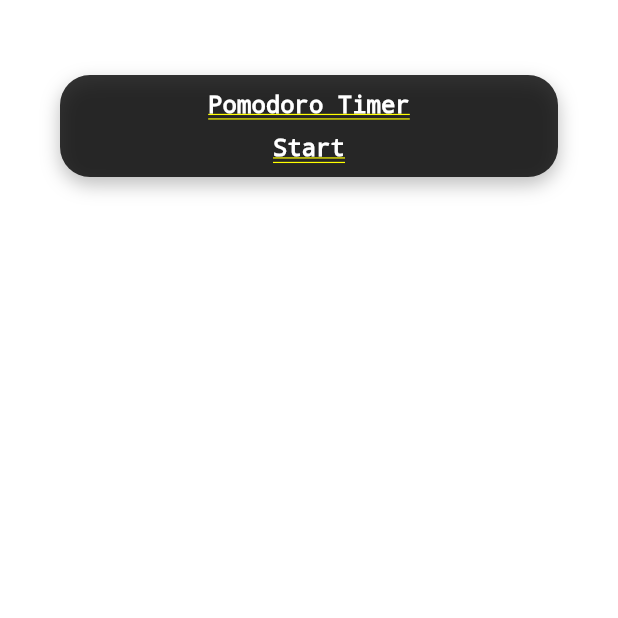
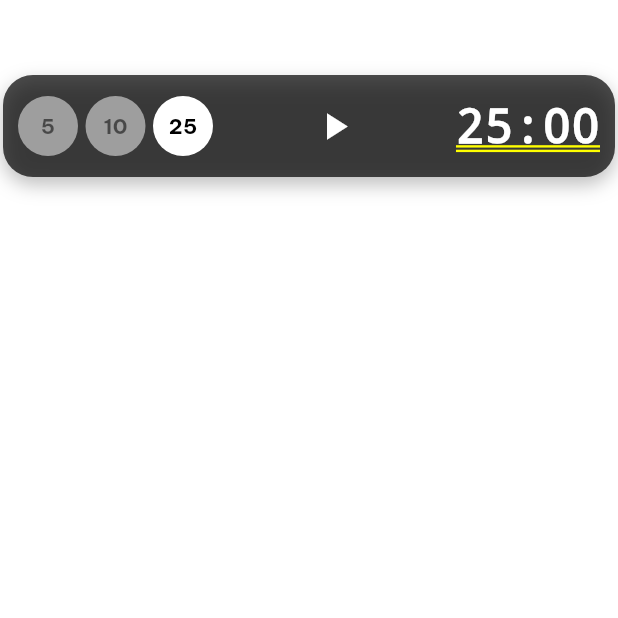
Before and after one commit to connorstake/louderspacemobile, a Flutter app: the PomodoroTimerWidget screen opened directly, on a phone screen of 412 x 824 dp, the top half of it. Run offline on Flutter 3.47's test engine with Material 3 defaults, Android fonts, the phone set to English and light mode, and no system bars; our stand-ins replace audioplayers, dio, logger, rive, shared_preferences; accounts and stored records are empty; network calls fail.

Commit message:
update pomodoro style

```diff
--- a/lib/providers/pomodoro_provider.dart
+++ b/lib/providers/pomodoro_provider.dart
@@ -5,17 +5,19 @@ import 'media_player_provider.dart';
 
 class PomodoroProvider with ChangeNotifier {
   Timer? _timer;
-  Duration _remainingTime = Duration(minutes: 0); // Default Pomodoro duration
+  Duration _duration = Duration(minutes: 25); // Default Pomodoro duration
+  Duration _remainingTime = Duration(minutes: 25);
   bool _isRunning = false;
-  bool _isPaused = false; // Track if the timer is paused
+  bool _isPaused = false;
   final MediaPlayerProvider mediaPlayerProvider;
   final AudioPlayer _alarmPlayer = AudioPlayer();
 
   PomodoroProvider(this.mediaPlayerProvider);
 
+  Duration get duration => _duration;
   Duration get remainingTime => _remainingTime;
   bool get isRunning => _isRunning;
-  bool get isPaused => _isPaused; // Expose paused state
+  bool get isPaused => _isPaused;
 
   String get remainingTimeString {
     String twoDigits(int n) => n.toString().padLeft(2, '0');
@@ -24,15 +26,17 @@ class PomodoroProvider with ChangeNotifier {
     return '$minutes:$seconds';
   }
 
-  void startTimerWithDuration(int minutes) {
-    _remainingTime = Duration(minutes: minutes);
-    startTimer();
+  void setDuration(Duration duration) {
+    pauseTimer();
+    _duration = duration;
+    _remainingTime = duration;
+    notifyListeners();
   }
 
   void startTimer() {
     if (_isRunning) return;
     _isRunning = true;
-    _isPaused = false; // Reset paused state when starting a new timer
+    _isPaused = false;
     _timer = Timer.periodic(Duration(seconds: 1), (timer) {
       if (_remainingTime.inSeconds > 0) {
         _remainingTime -= Duration(seconds: 1);
@@ -40,6 +44,7 @@ class PomodoroProvider with ChangeNotifier {
       } else {
         _timer?.cancel();
         _isRunning = false;
+        _isPaused = false;
         notifyListeners();
         _playAlarm();
       }
@@ -49,7 +54,15 @@ class PomodoroProvider with ChangeNotifier {
   void pauseTimer() {
     _timer?.cancel();
     _isRunning = false;
-    _isPaused = true; // Set paused state when pausing the timer
+    _isPaused = true;
+    notifyListeners();
+  }
+
+  void resetTimer() {
+    _timer?.cancel();
+    _remainingTime = _duration; // Reset to default duration
+    _isRunning = false;
+    _isPaused = false;
     notifyListeners();
   }
 
@@ -57,14 +70,6 @@ class PomodoroProvider with ChangeNotifier {
     if (_isPaused) {
       startTimer();
     }
-  }
-
-  void resetTimer() {
-    _timer?.cancel();
-    _remainingTime = Duration(minutes: 25); // Reset to default duration
-    _isRunning = false;
-    _isPaused = false; // Reset paused state
-    notifyListeners();
   }
 
   Future<void> _playAlarm() async {
--- a/lib/widgets/persistant_controls.dart
+++ b/lib/widgets/persistant_controls.dart
@@ -30,7 +30,7 @@ class PersistentControls extends StatelessWidget {
               if (currentSongUrl != null)
                 Container(
                   decoration: BoxDecoration(
-                    color: Colors.black87,
+                    color: Colors.black87.withOpacity(0.5),
                     borderRadius: BorderRadius.circular(20.0),
                     boxShadow: [
                       BoxShadow(
--- a/lib/widgets/pomodoro_widget.dart
+++ b/lib/widgets/pomodoro_widget.dart
@@ -20,23 +20,13 @@ class PomodoroTimerWidget extends StatelessWidget {
             // Floating Pomodoro control
             Positioned(
               top: 50, // Adjust the position as needed
-              left: 40,
-              right: 40,
-              child: GestureDetector(
-                onTap: () {
-                  if (pomodoroProvider.isRunning) {
-                    _showPauseDialog(context, pomodoroProvider);
-                  } else if (pomodoroProvider.isPaused) {
-                    _showResumeDialog(context, pomodoroProvider); // Show resume dialog if paused
-                  } else {
-                    _showDurationPicker(context, pomodoroProvider);
-                  }
-                },
+              left: 2,
+              right: 2,
               child: Container(
                 padding: EdgeInsets.symmetric(horizontal: 10, vertical: 10),
                 decoration: BoxDecoration(
                   borderRadius: BorderRadius.circular(20),
-                    color: Colors.black.withOpacity(0.8),
+                  color: Colors.black.withOpacity(0.7),
                   boxShadow: [
                     BoxShadow(
                       color: Colors.black26,
@@ -45,20 +35,41 @@ class PomodoroTimerWidget extends StatelessWidget {
                     ),
                   ],
                 ),
-                  child: Column(
-                    mainAxisSize: MainAxisSize.min,
+                child: Row(
                   children: [
-                      Text(
-                        'Pomodoro Timer',
-                        style: TextStyle(color: Colors.white, fontSize: 16, fontWeight: FontWeight.bold),
+                    Row(
+                      children: [
+                        _durationButton(context, pomodoroProvider, 5),
+                        SizedBox(width: 5),
+                        _durationButton(context, pomodoroProvider, 10),
+                        SizedBox(width: 5),
+                        _durationButton(context, pomodoroProvider, 25),
+                      ],
                     ),
-                      SizedBox(height: 10),
-                      Text(
-                        pomodoroProvider.remainingTimeString == '00:00' ? 'Start' : pomodoroProvider.remainingTimeString,
-                        style: TextStyle(color: Colors.white, fontSize: 16),
+                    Spacer(),
+                    IconButton(
+                      icon: Icon(
+                        pomodoroProvider.isRunning ? Icons.pause : Icons.play_arrow,
+                        color: Colors.white,
+                        size: 30,
+                      ),
+                      onPressed: () {
+                        if (pomodoroProvider.isRunning) {
+                          pomodoroProvider.pauseTimer();
+                        } else {
+                          pomodoroProvider.startTimer();
+                        }
+                      },
+                    ),
+                    Spacer(),
+                    Container(
+                      alignment: Alignment.center,
+                      child: Text(
+                        pomodoroProvider.remainingTimeString,
+                        style: TextStyle(color: Colors.white, fontSize: 32, fontWeight: FontWeight.bold),
+                      ),
                     ),
                   ],
-                  ),
                 ),
               ),
             ),
@@ -68,79 +79,51 @@ class PomodoroTimerWidget extends StatelessWidget {
     );
   }
 
-  void _showDurationPicker(BuildContext context, PomodoroProvider pomodoroProvider) {
-    showDialog(
-      context: context,
-      builder: (context) => AlertDialog(
-        title: Text('Select Pomodoro Duration'),
-        content: Row(
-          mainAxisAlignment: MainAxisAlignment.spaceAround,
-          children: [
-            _durationButton(context, pomodoroProvider, 5),
-            _durationButton(context, pomodoroProvider, 10),
-            _durationButton(context, pomodoroProvider, 25),
-          ],
+  Widget _durationButton(BuildContext context, PomodoroProvider pomodoroProvider, int minutes) {
+    final bool isSelected = pomodoroProvider.duration.inMinutes == minutes;
+
+    return GestureDetector(
+      onTap: () {
+        if (pomodoroProvider.isRunning) {
+          _showResetDialog(context, pomodoroProvider, minutes);
+        } else {
+          pomodoroProvider.setDuration(Duration(minutes: minutes));
+        }
+      },
+      child: CircleAvatar(
+        radius: 20,
+        backgroundColor: isSelected ? Colors.white : Colors.grey,
+        child: Text(
+          '$minutes',
+          style: TextStyle(
+            color: isSelected ? Colors.black : Colors.black54,
+            fontSize: 14,
+            fontWeight: FontWeight.bold,
+          ),
         ),
       ),
     );
   }
 
-  Widget _durationButton(BuildContext context, PomodoroProvider pomodoroProvider, int minutes) {
-    return ElevatedButton(
-      onPressed: () {
-        Navigator.of(context).pop();
-        pomodoroProvider.startTimerWithDuration(minutes);
-      },
-      child: Text('$minutes min'),
-    );
-  }
-
-  void _showPauseDialog(BuildContext context, PomodoroProvider pomodoroProvider) {
+  void _showResetDialog(BuildContext context, PomodoroProvider pomodoroProvider, int minutes) {
     showDialog(
       context: context,
       builder: (context) => AlertDialog(
         title: Text('Pomodoro Timer'),
-        content: Text('Timer is running. Would you like to pause or reset the timer?'),
+        content: Text('Timer is running. Would you like to reset the timer to $minutes minutes?'),
         actions: [
           TextButton(
             onPressed: () {
-              pomodoroProvider.pauseTimer();
+              pomodoroProvider.setDuration(Duration(minutes: minutes));
               Navigator.of(context).pop();
             },
-            child: Text('Pause'),
+            child: Text('Yes'),
           ),
           TextButton(
             onPressed: () {
-              pomodoroProvider.resetTimer();
               Navigator.of(context).pop();
             },
-            child: Text('Reset'),
-          ),
-        ],
-      ),
-    );
-  }
-
-  void _showResumeDialog(BuildContext context, PomodoroProvider pomodoroProvider) {
-    showDialog(
-      context: context,
-      builder: (context) => AlertDialog(
-        title: Text('Pomodoro Timer'),
-        content: Text('Timer is paused. Would you like to continue or reset the timer?'),
-        actions: [
-          TextButton(
-            onPressed: () {
-              pomodoroProvider.resumeTimer();
-              Navigator.of(context).pop();
-            },
-            child: Text('Continue'),
-          ),
-          TextButton(
-            onPressed: () {
-              pomodoroProvider.resetTimer();
-              Navigator.of(context).pop();
-            },
-            child: Text('Reset'),
+            child: Text('No'),
           ),
         ],
       ),
```
Also changed, not shown: lib/screens/media_player_screen.dart (+17 -2 lines). Lines whose indentation alone changed are shown as unchanged.
